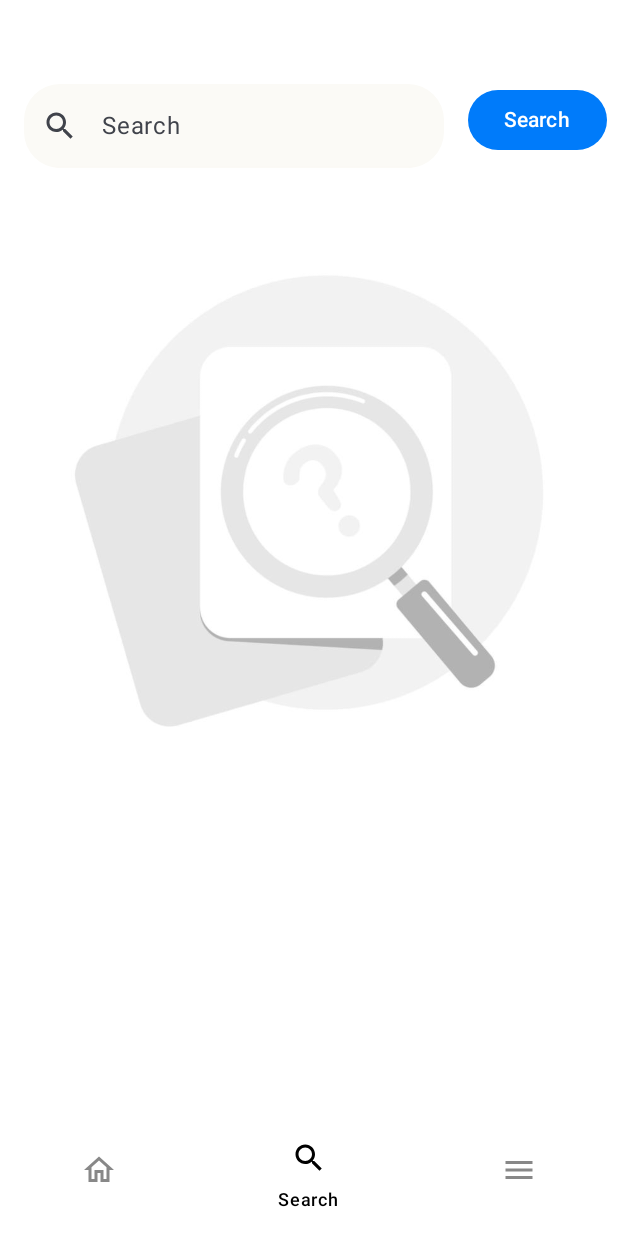
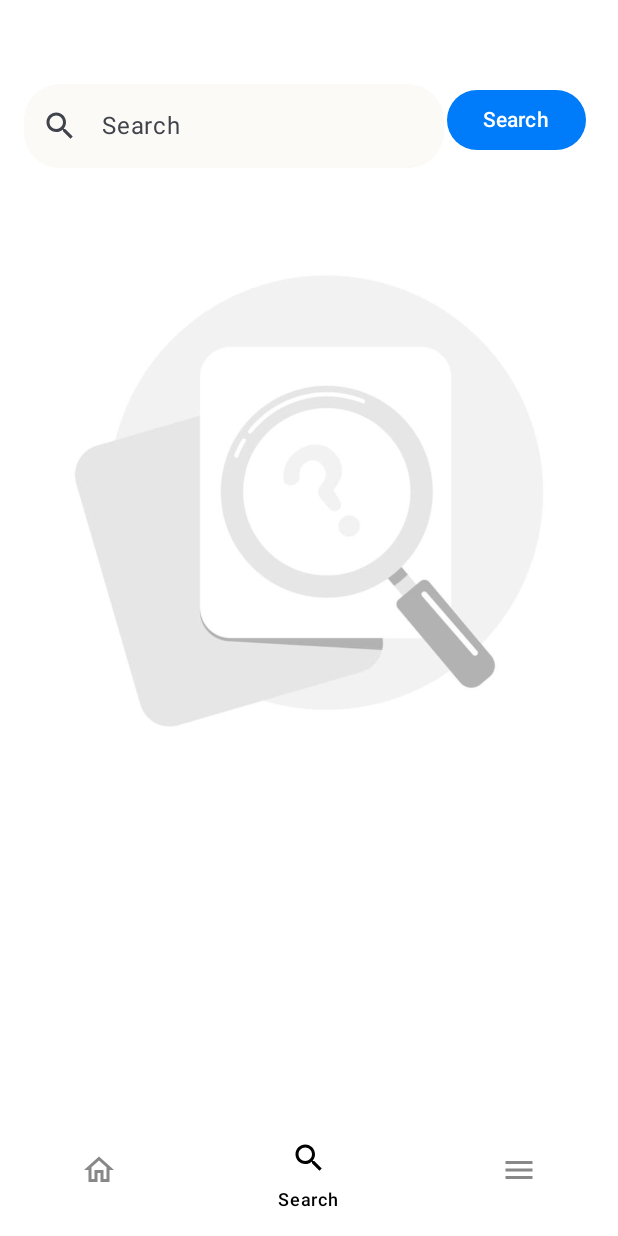
Before and after one commit to Priyanshumishra6696/Book-Verse, an Android app built with Jetpack Compose: the SearchScreen screen opened through its navigation route, on a phone screen of 412 x 824 dp. Run offline under Robolectric (Android 15) with nearby library versions, the phone set to English and light mode, and no system bars; our stand-ins replace Room's generated code, livedata-compose.

Commit message:
search button fixed

```diff
--- a/app/src/main/java/com/example/booksapp/UIElements/screens/SearchScreen.kt
+++ b/app/src/main/java/com/example/booksapp/UIElements/screens/SearchScreen.kt
@@ -7,6 +7,7 @@ import androidx.compose.foundation.layout.Column
 import androidx.compose.foundation.layout.Row
 import androidx.compose.foundation.layout.Spacer
 import androidx.compose.foundation.layout.fillMaxSize
+import androidx.compose.foundation.layout.fillMaxWidth
 import androidx.compose.foundation.layout.height
 import androidx.compose.foundation.layout.padding
 import androidx.compose.foundation.layout.width
@@ -14,6 +15,7 @@ import androidx.compose.foundation.lazy.LazyColumn
 import androidx.compose.foundation.shape.RoundedCornerShape
 import androidx.compose.material.icons.Icons
 import androidx.compose.material.icons.filled.Search
+import androidx.compose.material.icons.filled.Send
 import androidx.compose.material3.Button
 import androidx.compose.material3.ButtonDefaults
 import androidx.compose.material3.CircularProgressIndicator
@@ -61,7 +63,7 @@ fun SearchScreen(viewModel: BooksViewModel,navController: NavController){
             LazyColumn {
                 item {
                     Row(
-                        modifier = Modifier
+                        modifier = Modifier.fillMaxWidth()
                     ) {
                         TextField(
                             leadingIcon = {
@@ -79,7 +81,7 @@ fun SearchScreen(viewModel: BooksViewModel,navController: NavController){
 
                                 ),
                             modifier = Modifier
-                                .padding(16.dp)
+                                .padding(start = 16.dp, top = 16.dp, bottom = 16.dp, end = 2.dp)
                                 .clip(RoundedCornerShape(24.dp))
                                 .background(WhitishGray),
                             value = text,
```
